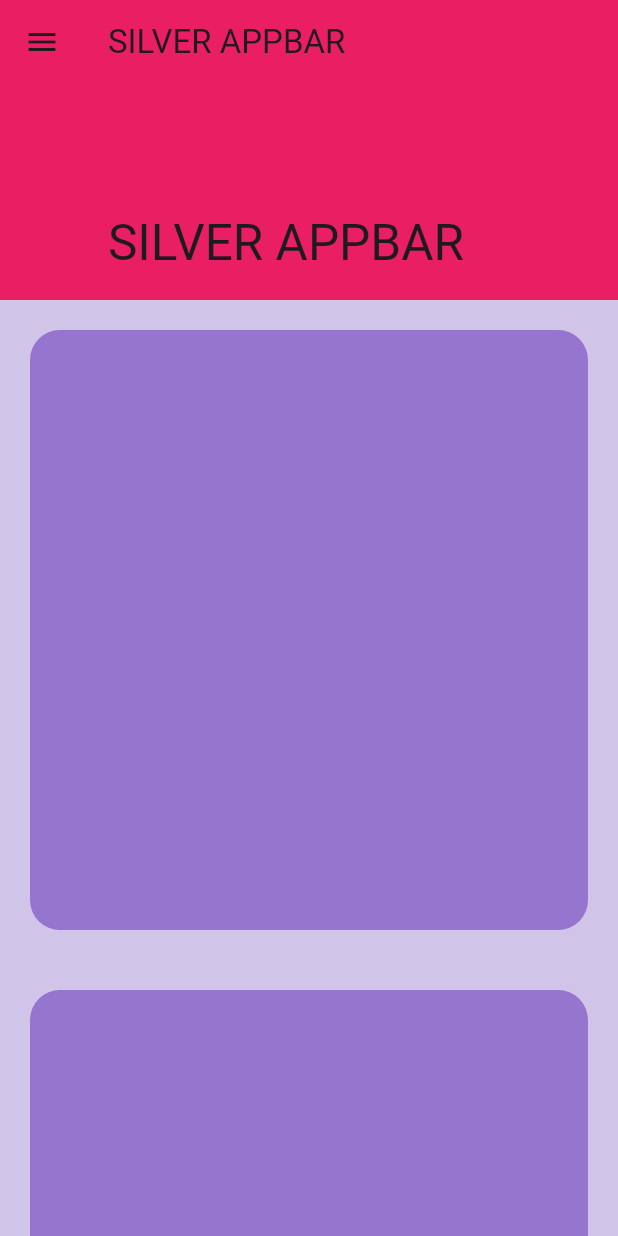
After one commit to sumitjr3/widgets_flutter, a Flutter app: the sliver_appbar screen opened by its route, on a phone screen of 412 x 824 dp. The commit adds this screen. Run offline on Flutter 3.47's test engine with Material 3 defaults, Android fonts, the phone set to English and light mode, and no system bars.

Commit message:
sliverappbar aded

```diff
--- a/lib/constants/routes.dart
+++ b/lib/constants/routes.dart
@@ -12,6 +12,7 @@ import 'package:widgets_flutter/views/inkwellWidget.dart';
 import 'package:widgets_flutter/views/popupMenuView.dart';
 import 'package:widgets_flutter/views/TabBar/tabBarView.dart';
 import 'package:widgets_flutter/views/richText.dart';
+import 'package:widgets_flutter/views/sliver_appbar.dart';
 import 'package:widgets_flutter/views/textfield.dart';
 import 'package:widgets_flutter/views/wrapWidget.dart';
 
@@ -42,3 +43,4 @@ const inkWellWidgetRoute = '/ink well/';
 const hero_animation_viewRoute = '/hero animation/';
 const hero_detailed_screenRoute = '/detailed hero/';
 const animated_containerRoute = '/animated container/';
+const sliver_appbarRoute = '/sliver appbar/';
--- a/lib/main.dart
+++ b/lib/main.dart
@@ -102,6 +102,7 @@ import 'package:widgets_flutter/views/listView.dart';
 import 'package:widgets_flutter/views/popupMenuView.dart';
 import 'package:widgets_flutter/views/TabBar/tabBarView.dart';
 import 'package:widgets_flutter/views/richText.dart';
+import 'package:widgets_flutter/views/sliver_appbar.dart';
 import 'package:widgets_flutter/views/textfield.dart';
 import 'package:widgets_flutter/views/wrapWidget.dart';
 
@@ -142,6 +143,7 @@ void main() async {
       hero_animation_viewRoute: (context) => const hero_animation_view(),
       hero_detailed_screenRoute: (context) => const hero_detailed_screen(),
       animated_containerRoute: (context) => const animated_container(),
+      sliver_appbarRoute: (context) => const sliver_appbar(),
     },
   ));
 }
@@ -184,8 +186,6 @@ class _HomePageState extends State<HomePage> {
     'Animated Container',
     'FutureBuilder and StreamBuilder',
     'Page View',
-    'ClipPath',
-    'ClipRect',
     'RichText',
     'SliverAppBar and SliverList'
   ];
@@ -261,6 +261,9 @@ class _HomePageState extends State<HomePage> {
               if (item[index] == 'Animated Container') {
                 Navigator.of(context).pushNamed(animated_containerRoute);
               }
+              if (item[index] == 'SliverAppBar and SliverList') {
+                Navigator.of(context).pushNamed(sliver_appbarRoute);
+              }
             },
           );
         },
--- /dev/null
+++ b/lib/views/sliver_appbar.dart
@@ -0,0 +1,94 @@
+import 'package:flutter/material.dart';
+
+class sliver_appbar extends StatefulWidget {
+  const sliver_appbar({super.key});
+
+  @override
+  State<sliver_appbar> createState() => _sliver_appbarState();
+}
+
+class _sliver_appbarState extends State<sliver_appbar> {
+  @override
+  Widget build(BuildContext context) {
+    return Scaffold(
+      backgroundColor: Colors.deepPurple[100],
+      body: CustomScrollView(
+        slivers: [
+          SliverAppBar(
+            leading: Icon(Icons.menu),
+            title: Text('SILVER APPBAR'),
+            expandedHeight: 200,
+            floating: false,
+            pinned: false,
+            flexibleSpace: FlexibleSpaceBar(
+              background: Container(
+                color: Colors.pink,
+              ),
+              title: Text("SILVER APPBAR"),
+            ),
+          ),
+          SliverToBoxAdapter(
+            child: Padding(
+              padding: const EdgeInsets.all(20.0),
+              child: ClipRRect(
+                borderRadius: BorderRadius.circular(20.0),
+                child: Container(
+                  height: 400,
+                  color: Colors.deepPurple[300],
+                ),
+              ),
+            ),
+          ),
+          SliverToBoxAdapter(
+            child: Padding(
+              padding: const EdgeInsets.all(20.0),
+              child: ClipRRect(
+                borderRadius: BorderRadius.circular(20.0),
+                child: Container(
+                  height: 400,
+                  color: Colors.deepPurple[300],
+                ),
+              ),
+            ),
+          ),
+          SliverToBoxAdapter(
+            child: Padding(
+              padding: const EdgeInsets.all(20.0),
+              child: ClipRRect(
+                borderRadius: BorderRadius.circular(20.0),
+                child: Container(
+                  height: 400,
+                  color: Colors.deepPurple[300],
+                ),
+              ),
+            ),
+          ),
+          SliverToBoxAdapter(
+            child: Padding(
+              padding: const EdgeInsets.all(20.0),
+              child: ClipRRect(
+                borderRadius: BorderRadius.circular(20.0),
+                child: Container(
+                  height: 400,
+                  color: Colors.deepPurple[300],
+                ),
+              ),
+            ),
+          ),
+          SliverToBoxAdapter(
+            child: Padding(
+              padding: const EdgeInsets.all(20.0),
+              child: ClipRRect(
+                borderRadius: BorderRadius.circular(20.0),
+                child: Container(
+                  height: 400,
+                  color: Colors.deepPurple[300],
+                ),
+              ),
+            ),
+          ),
+        ],
+      ),
+    );
+  }
+}
```
